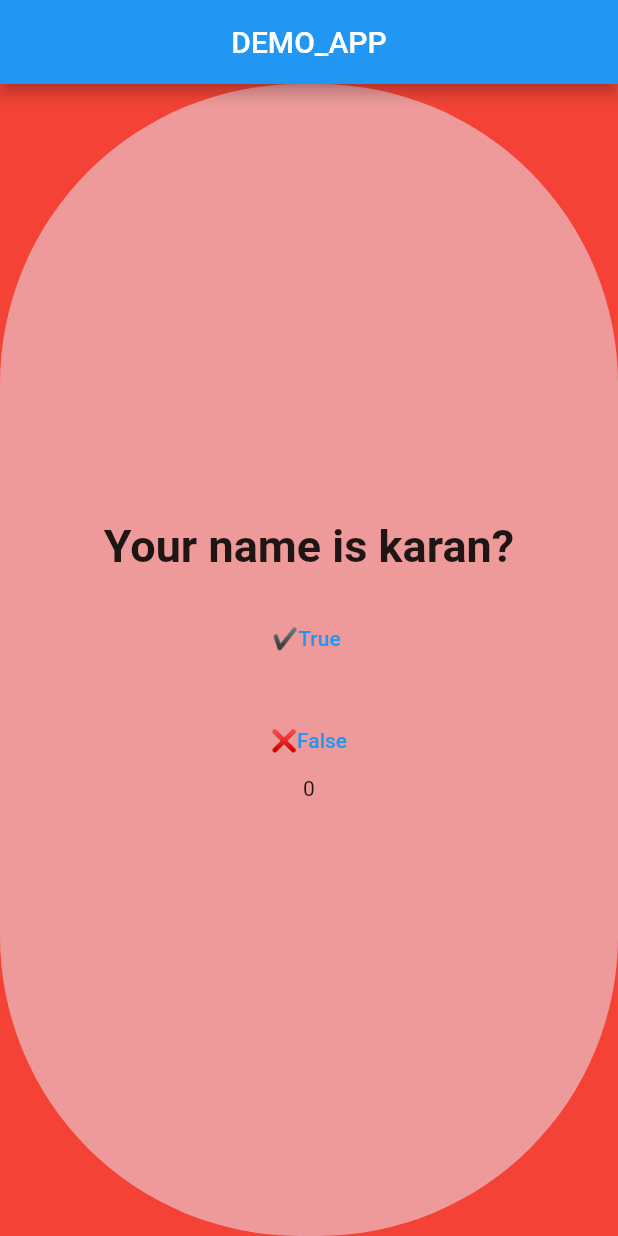
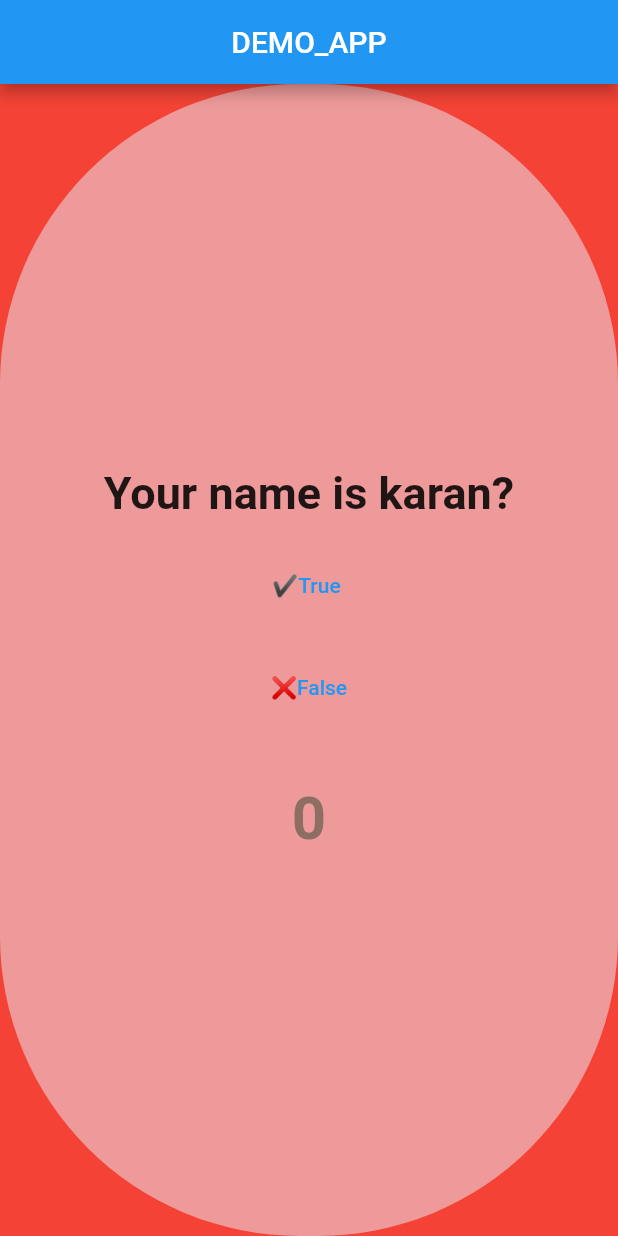
Before and after one commit to userkrunal/demo, a Flutter app: the screen it shows after launch, on a phone screen of 412 x 824 dp. Run offline on Flutter 3.47's test engine with Material 2 defaults, Android fonts, the phone set to English and light mode, and no system bars.

Commit message:
Demo_App1

```diff
--- a/lib/home.dart
+++ b/lib/home.dart
@@ -61,10 +61,11 @@ class _HomeScreenState extends State<HomeScreen> {
                     }
                   });
                 }, child: Text(" ❌False "),),
+                SizedBox(height: 20),
                 Visibility(visible: i>=4?true:false,
                   child: TextButton(onPressed:() {
                     setState(() {
-                      for(i=0; i<qaList.length; i++)
+                      for(i=0; i<qaList.length-1; i++)
                       {
                         if(ansList[i]==userList[i])
                         {
@@ -74,7 +75,8 @@ class _HomeScreenState extends State<HomeScreen> {
                     },);
                   },child: Text("Result",style: TextStyle(fontWeight: FontWeight.bold),),),
                 ),
-                Text("$count"),
+                SizedBox(height: 20),
+                Text("$count",style: TextStyle(fontWeight: FontWeight.bold,fontSize: 40,color: Colors.brown.shade400),),
               ],
             ),
           ],
```
